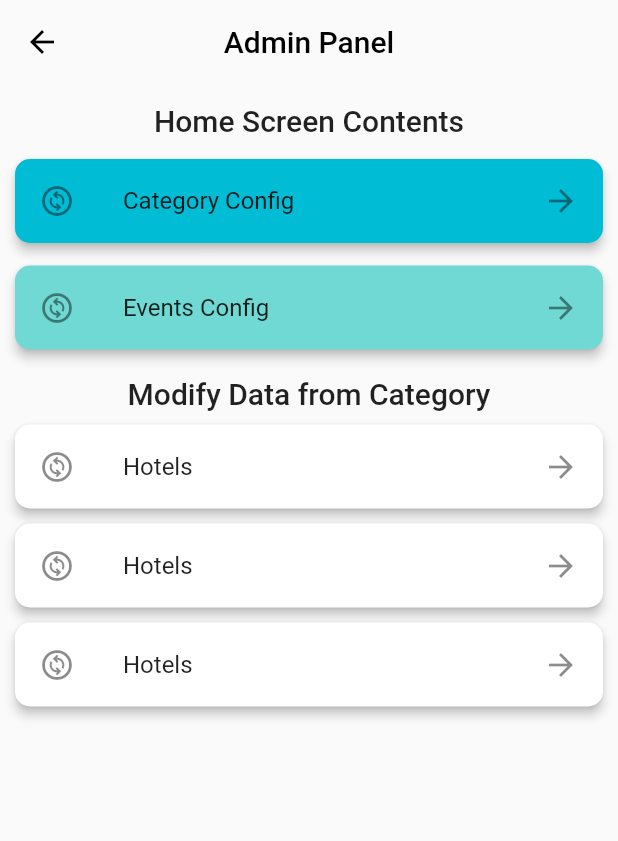
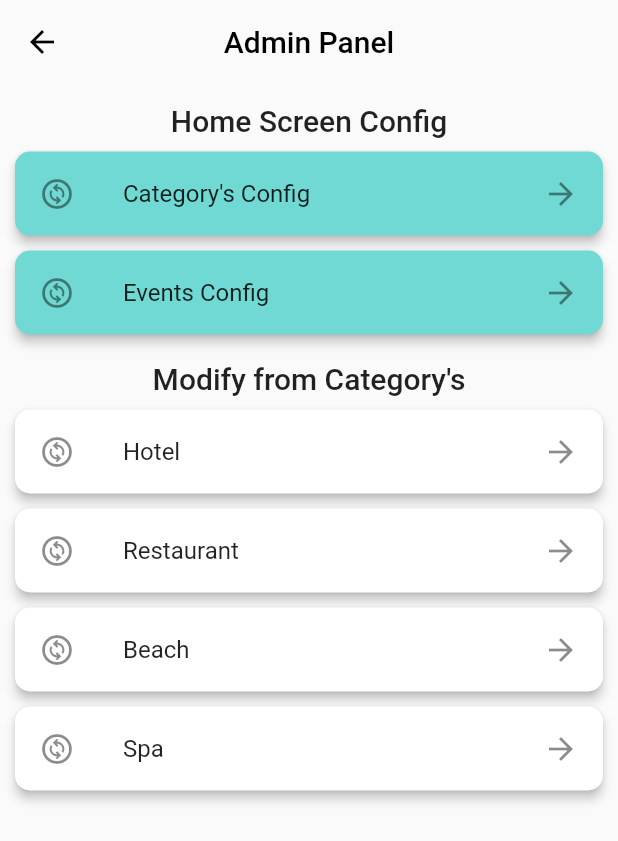
Before and after one commit to chemsou00/Batna_Traveler, a Flutter app: the AdminPanel screen opened by its route, on a phone screen of 412 x 824 dp. Shown: the top 841 px of the screen. Run offline on Flutter 3.47's test engine with Material 2 defaults, Android fonts, the phone set to English and light mode, and no system bars; our stand-ins replace dartz, get, shared_preferences; accounts and stored records are empty; network calls fail.

Commit message:
admin panel

```diff
--- a/lib/config/constants/api.dart
+++ b/lib/config/constants/api.dart
@@ -6,9 +6,12 @@ class AppLink{
   static const String test = "$server/test.php";
 
   // Auth links==============================
+
   static const String signup = "$server/auth/signup.php";
   static const String signIn = "$server/auth/signin.php";
+
   //forget pass =================================
+
   static const String resetPassword = "$server/auth/forgetpw/resetpassword.php";
   static const String checkEmail = "$server/auth/forgetpw/checkemail.php";
 
--- a/lib/config/routes/routs.dart
+++ b/lib/config/routes/routs.dart
@@ -1,4 +1,4 @@
-import 'package:batna_traveler/controller/admin/admin_panel_home.dart';
+import 'package:batna_traveler/view/admin/admin_panel_home.dart';
 import 'package:batna_traveler/view/screens/auth/sign_in.dart';
 import 'package:batna_traveler/view/screens/auth/sign_up.dart';
 import 'package:batna_traveler/view/screens/home_screen.dart';
--- a/lib/main.dart
+++ b/lib/main.dart
@@ -18,6 +18,7 @@ class MyApp extends StatelessWidget {
     return GetMaterialApp(
       debugShowCheckedModeBanner: false,
       title: 'Batna Traveler',
+      initialRoute: AppRouts.homeScreen,
       getPages: routes,
       initialBinding: InitialBindings(),
       theme: ThemeData(
--- a/lib/controller/admin/admin_panel_home.dart
+++ b/lib/view/admin/admin_panel_home.dart
@@ -1,6 +1,10 @@
 import 'package:batna_traveler/config/constants/app_colors.dart';
+import 'package:batna_traveler/view/admin/show_all_data.dart';
 import 'package:flutter/material.dart';
+import 'package:get/get.dart';
 
+
+List<String> category = ["Hotel","Restaurant","Beach","Spa"];
 class AdminPanel extends StatelessWidget {
   const AdminPanel({Key? key}) : super(key: key);
 
@@ -18,46 +22,20 @@ class AdminPanel extends StatelessWidget {
         child: Column(
           children: [
             Text(
-              "Home Screen Contents",
+              "Home Screen Config",
               style:
                   Theme.of(context).textTheme.titleLarge!.copyWith(height: 2),
             ),
-            Card(
-              clipBehavior: Clip.antiAlias,
-              elevation: 3,
-              color: Colors.cyan,
-              margin: const EdgeInsets.symmetric(vertical: 10),
-              shape: RoundedRectangleBorder(
-                  borderRadius: BorderRadius.circular(10)),
-              child: ListTile(
-                onTap: () {},
-                title: const Text("Category Config"),
-                leading: const Icon(Icons.change_circle_outlined),
-                trailing: const Icon(Icons.arrow_forward),
-              ),
-            ),
-            Card(
-              clipBehavior: Clip.antiAlias,
-              elevation: 3,
-              color: AppColors.kPrimaryColor,
-              margin: const EdgeInsets.symmetric(vertical: 5),
-              shape: RoundedRectangleBorder(
-                  borderRadius: BorderRadius.circular(10)),
-              child: ListTile(
-                onTap: () {},
-                title: const Text("Events Config"),
-                leading: const Icon(Icons.change_circle_outlined),
-                trailing: const Icon(Icons.arrow_forward),
-              ),
-            ),
+            HomeScreenPanelCard(onTap: (){},title: "Category's Config",),
+            HomeScreenPanelCard(onTap: (){},title: "Events Config",),
             Text(
-              "Modify Data from Category",
+              "Modify from Category's",
               style:
                   Theme.of(context).textTheme.titleLarge!.copyWith(height: 2),
             ),
             Flexible(
                 child: ListView.builder(physics: const BouncingScrollPhysics(),
-                  itemCount: 3,
+                  itemCount: category.length,
                     itemBuilder: (context,index)=>
                         Card(
                           clipBehavior: Clip.antiAlias,
@@ -67,8 +45,13 @@ class AdminPanel extends StatelessWidget {
                           shape: RoundedRectangleBorder(
                               borderRadius: BorderRadius.circular(10)),
                           child: ListTile(
-                            onTap: () {},
-                            title: const Text("Hotels"),
+                            onTap: () {
+                              Get.to(const ShowAllData(),arguments: {
+                                "title" : category[index],
+                                "index" : index,
+                              });
+                            },
+                            title: Text(category[index]),
                             leading: const Icon(Icons.change_circle_outlined),
                             trailing: const Icon(Icons.arrow_forward),
                           ),
@@ -80,3 +63,30 @@ class AdminPanel extends StatelessWidget {
     );
   }
 }
+
+class HomeScreenPanelCard extends StatelessWidget {
+  const HomeScreenPanelCard({
+    super.key,required this.onTap, required this.title
+  });
+
+  final void Function()? onTap;
+  final String title ;
+
+  @override
+  Widget build(BuildContext context) {
+    return Card(
+      clipBehavior: Clip.antiAlias,
+      elevation: 3,
+      color: AppColors.kPrimaryColor,
+      margin: const EdgeInsets.symmetric(vertical: 5),
+      shape: RoundedRectangleBorder(
+          borderRadius: BorderRadius.circular(10)),
+      child: ListTile(
+        onTap: onTap,
+        title: Text(title),
+        leading: const Icon(Icons.change_circle_outlined),
+        trailing: const Icon(Icons.arrow_forward),
+      ),
+    );
+  }
+}
```
Also changed, not shown: lib/view/admin/show_all_data.dart (added, +54 -0 lines).
